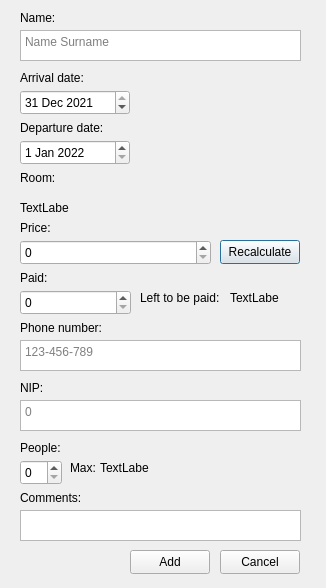
Above: ELHotel/addnewreservation.ui from lukasz-drzensla/elhotel before the change. Below: the same form after it.
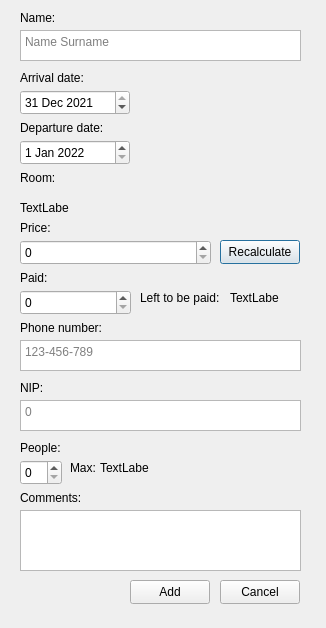
That is the form after the change.

```diff
--- a/ELHotel/addnewreservation.ui
+++ b/ELHotel/addnewreservation.ui
@@ -7,7 +7,7 @@
     <x>0</x>
     <y>0</y>
     <width>326</width>
-    <height>588</height>
+    <height>628</height>
    </rect>
   </property>
   <property name="windowTitle">
@@ -216,7 +216,7 @@
    <property name="geometry">
     <rect>
      <x>130</x>
-     <y>550</y>
+     <y>580</y>
      <width>80</width>
      <height>24</height>
     </rect>
@@ -229,7 +229,7 @@
    <property name="geometry">
     <rect>
      <x>220</x>
-     <y>550</y>
+     <y>580</y>
      <width>80</width>
      <height>24</height>
     </rect>
@@ -293,7 +293,7 @@
      <x>20</x>
      <y>510</y>
      <width>281</width>
-     <height>31</height>
+     <height>61</height>
     </rect>
    </property>
   </widget>
```
Left out of the diff: 4 changed lines with no effect on the pictures.
